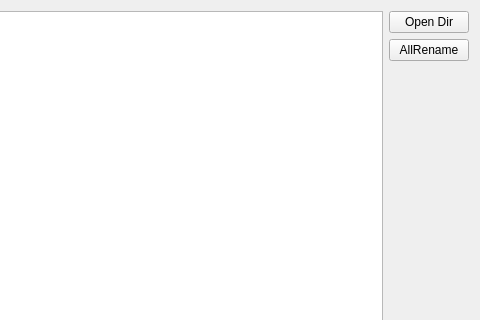
The window that mainwindow.ui (Mowei/rjrename) describes before a commit, drawn with Qt 5; both pictures show x 410 to 890 and y 0 to 320 of the 890 by 540 pixel window.
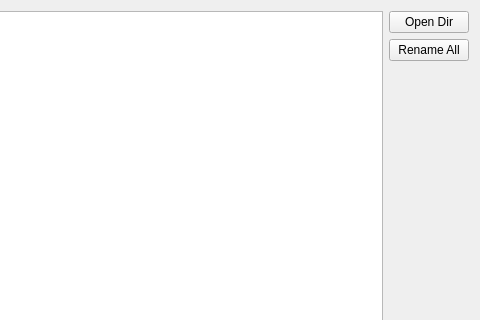
The same window after the commit.

Patch:
```diff
--- a/mainwindow.ui
+++ b/mainwindow.ui
@@ -106,7 +106,7 @@
       <item>
        <widget class="QPushButton" name="butRename">
         <property name="text">
-         <string>AllRename</string>
+         <string>Rename All</string>
         </property>
        </widget>
       </item>
```
